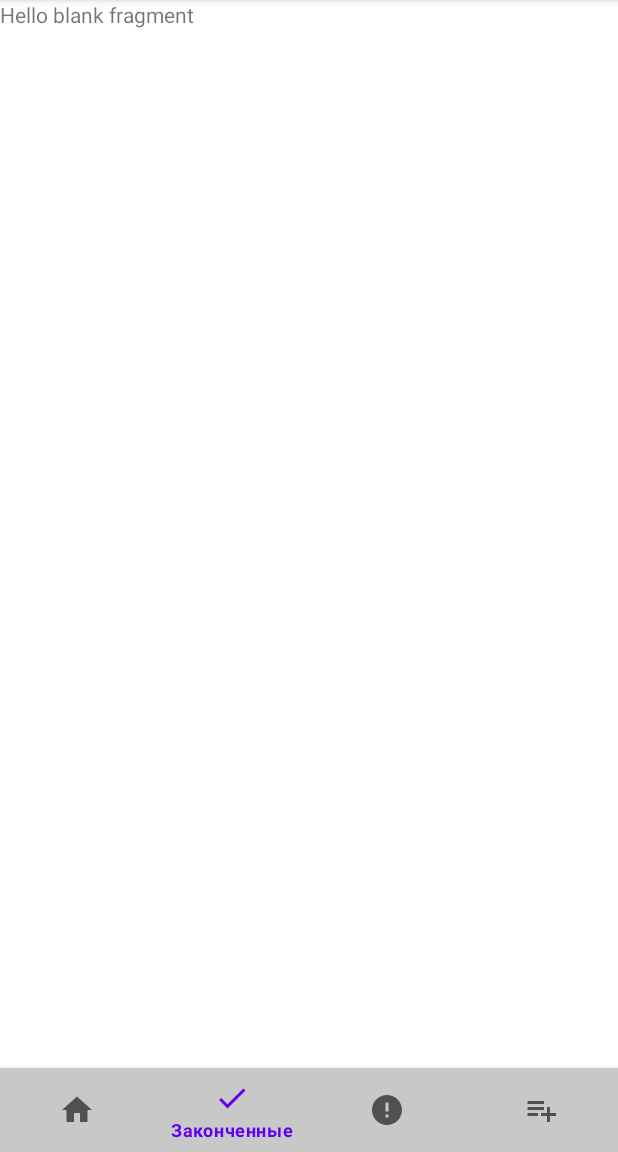
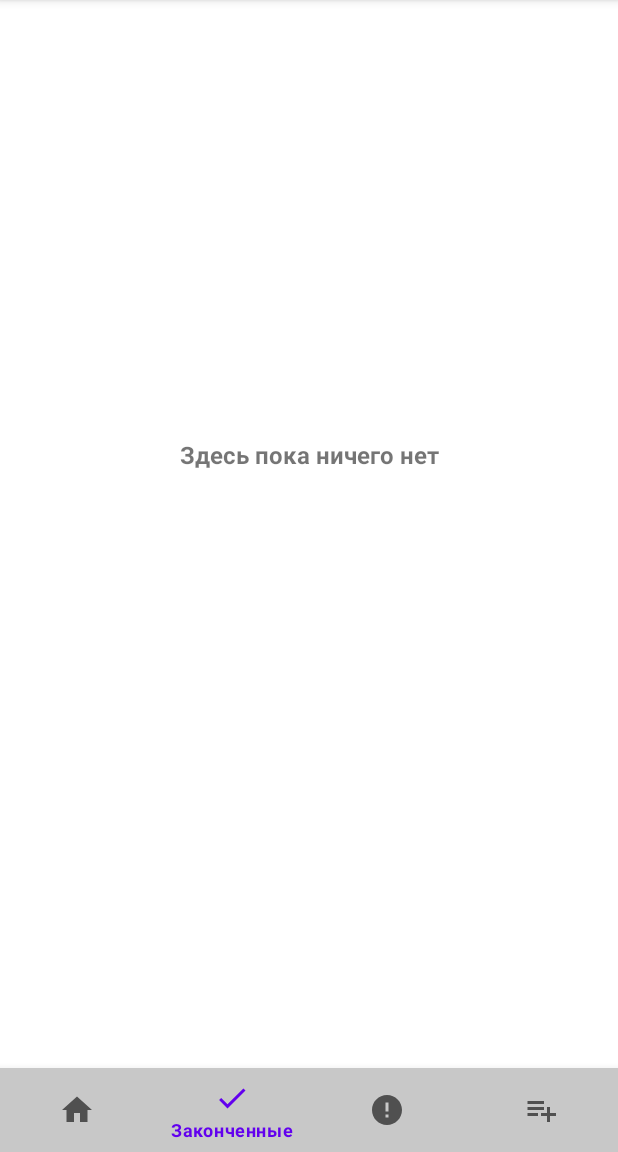
Before and after one commit to WhatuWannaDo/MyReminders, an Android app: the CompletedReminders screen opened through its navigation route, on a phone screen of 412 x 824 dp, the part 84-1236 px from its top. Run offline under Robolectric (Android 15) with nearby library versions, the phone set to English and light mode, and no system bars; our stand-ins replace Room's generated code, navigation-ui.

Commit message:
completed module added

```diff
--- /dev/null
+++ b/app/src/main/java/com/example/myreminders/MVVM/View/Completed/CompletedReminderAdapter.kt
@@ -0,0 +1,51 @@
+package com.example.myreminders.MVVM.View.Completed
+
+import android.annotation.SuppressLint
+import android.view.LayoutInflater
+import android.view.View
+import android.view.ViewGroup
+import androidx.navigation.findNavController
+import androidx.recyclerview.widget.RecyclerView
+import com.example.myreminders.MVVM.Model.CompletedReminderModel
+import com.example.myreminders.MVVM.Model.ReminderModel
+import com.example.myreminders.R
+import kotlinx.android.synthetic.main.completed_reminders_row.view.*
+import kotlinx.android.synthetic.main.fragment_completed_reminders.view.*
+
+class CompletedReminderAdapter : RecyclerView.Adapter<CompletedReminderAdapter.MyCompletedViewHolder>() {
+
+
+    private var remList = emptyList<CompletedReminderModel>()
+
+    class MyCompletedViewHolder(itemView: View): RecyclerView.ViewHolder(itemView) {}
+
+    override fun onCreateViewHolder(parent: ViewGroup, viewType: Int): MyCompletedViewHolder {
+        return MyCompletedViewHolder(LayoutInflater.from(parent.context).inflate(R.layout.completed_reminders_row, parent, false))
+    }
+
+    override fun onBindViewHolder(holder: MyCompletedViewHolder, position: Int) {
+        val list = remList[position]
+
+        holder.itemView.completedHeaderRow.setText(list.header)
+        holder.itemView.completedDateRow.setText(list.completedTime)
+
+        holder.itemView.completeIdForDelete.setText(list.id.toString())
+        holder.itemView.completeDescription.setText(list.description)
+
+        holder.itemView.completedFullConstraint.setOnClickListener {
+            val action = CompletedRemindersDirections.actionCompletedReminders2ToShowFullCompletedReminder2(list)
+            holder.itemView.findNavController().navigate(action)
+        }
+    }
+
+    override fun getItemCount(): Int {
+        return remList.size
+    }
+
+    @SuppressLint("NotifyDataSetChanged")
+    fun setData(reminder : List<CompletedReminderModel>){
+        this.remList = reminder
+        notifyDataSetChanged()
+    }
+
+}
--- a/app/src/main/java/com/example/myreminders/MVVM/View/Completed/CompletedReminders.kt
+++ b/app/src/main/java/com/example/myreminders/MVVM/View/Completed/CompletedReminders.kt
@@ -5,14 +5,25 @@ import androidx.fragment.app.Fragment
 import android.view.LayoutInflater
 import android.view.View
 import android.view.ViewGroup
+import androidx.lifecycle.Observer
 import androidx.lifecycle.ViewModelProvider
+import androidx.navigation.fragment.navArgs
+import androidx.recyclerview.widget.ItemTouchHelper
+import androidx.recyclerview.widget.LinearLayoutManager
+import androidx.recyclerview.widget.RecyclerView
+import com.example.myreminders.MVVM.Model.CompletedReminderModel
 import com.example.myreminders.MVVM.ViewModel.CompletedReminderViewModel
 import com.example.myreminders.R
+import kotlinx.android.synthetic.main.completed_reminders_row.*
+import kotlinx.android.synthetic.main.fragment_completed_reminders.*
+import kotlinx.android.synthetic.main.fragment_completed_reminders.view.*
+import kotlinx.android.synthetic.main.main_page_reminders_row.*
 
 
 class CompletedReminders : Fragment() {
 
     private lateinit var viewModel : CompletedReminderViewModel
+    private val adapter = CompletedReminderAdapter()
 
     override fun onCreateView(
         inflater: LayoutInflater, container: ViewGroup?,
@@ -23,10 +34,43 @@ class CompletedReminders : Fragment() {
 
         viewModel = ViewModelProvider(this).get(CompletedReminderViewModel::class.java)
 
+        val recycleView = view.completedRecycler
+        recycleView.adapter = adapter
+        recycleView.layoutManager = LinearLayoutManager(requireContext())
 
+
+        viewModel.getAllCompletedReminders.observe(viewLifecycleOwner, Observer {
+            adapter.setData(it)
+            if (adapter.itemCount > 0){
+                view.completedNothingHere.visibility = View.GONE
+            }
+        })
+
+        ItemTouchHelper(object : ItemTouchHelper.SimpleCallback(0, ItemTouchHelper.LEFT){
+            override fun onMove(
+                recyclerView: RecyclerView,
+                viewHolder: RecyclerView.ViewHolder,
+                target: RecyclerView.ViewHolder
+            ): Boolean {
+                return false
+            }
+
+            override fun onSwiped(viewHolder: RecyclerView.ViewHolder, direction: Int) {
+                deleteSingleDataFromDatabase()
+            }
+        }).attachToRecyclerView(view.completedRecycler)
+
+        view.completedRecycler.setOnClickListener {
+
+        }
 
         return view
     }
 
+    private fun deleteSingleDataFromDatabase(){
+        val reminder = CompletedReminderModel(Integer.parseInt(completeIdForDelete.text.toString()), "", "", "")
+        viewModel.deleteCompletedReminder(reminder)
+    }
+
 
 }
--- a/app/src/main/java/com/example/myreminders/MVVM/View/MainPage/MainPageReminders.kt
+++ b/app/src/main/java/com/example/myreminders/MVVM/View/MainPage/MainPageReminders.kt
@@ -164,6 +164,7 @@ class MainPageReminders : Fragment(), SearchView.OnQueryTextListener {
                     )
                     completedViewModel.addCompletedReminder(completedReminder)
                     deleteReminderFromDatabase()
+                    bottomSheetDialogChoice.dismiss()
                 }
 
 
--- a/app/src/main/res/layout/fragment_completed_reminders.xml
+++ b/app/src/main/res/layout/fragment_completed_reminders.xml
@@ -1,14 +1,28 @@
 <?xml version="1.0" encoding="utf-8"?>
-<FrameLayout xmlns:android="http://schemas.android.com/apk/res/android"
+<androidx.constraintlayout.widget.ConstraintLayout xmlns:android="http://schemas.android.com/apk/res/android"
+    xmlns:app="http://schemas.android.com/apk/res-auto"
     xmlns:tools="http://schemas.android.com/tools"
     android:layout_width="match_parent"
     android:layout_height="match_parent"
     tools:context=".MVVM.View.Completed.CompletedReminders">
 
-    <!-- TODO: Update blank fragment layout -->
-    <TextView
+
+    <androidx.recyclerview.widget.RecyclerView
+        android:id="@+id/completedRecycler"
         android:layout_width="match_parent"
         android:layout_height="match_parent"
-        android:text="@string/hello_blank_fragment" />
+        android:layout_marginBottom="56dp"
+        app:layout_constraintBottom_toBottomOf="parent" />
 
-</FrameLayout>
+    <TextView
+        android:id="@+id/completedNothingHere"
+        android:layout_width="wrap_content"
+        android:layout_height="wrap_content"
+        android:layout_marginTop="292dp"
+        android:text="Здесь пока ничего нет"
+        android:textSize="16sp"
+        android:textStyle="bold"
+        app:layout_constraintEnd_toEndOf="parent"
+        app:layout_constraintStart_toStartOf="parent"
+        app:layout_constraintTop_toTopOf="parent" />
+</androidx.constraintlayout.widget.ConstraintLayout>
--- a/app/src/main/res/menu/item_menu.xml
+++ b/app/src/main/res/menu/item_menu.xml
@@ -8,7 +8,7 @@
     <item
         android:title="Законченные"
         android:icon="@drawable/ic_baseline_done_24"
-        android:id="@+id/completedReminders"/>
+        android:id="@+id/completedReminders2"/>
     <item
         android:title="Просроченные"
         android:icon="@drawable/ic_baseline_error_24"
--- a/app/src/main/res/navigation/menu_nav.xml
+++ b/app/src/main/res/navigation/menu_nav.xml
@@ -17,11 +17,6 @@
             android:id="@+id/action_mainPageReminders_to_showFullReminder"
             app:destination="@id/showFullReminder" />
     </fragment>
-    <fragment
-        android:id="@+id/completedReminders"
-        android:name="com.example.myreminders.MVVM.View.Completed.CompletedReminders"
-        android:label="fragment_completed_reminders"
-        tools:layout="@layout/fragment_completed_reminders" />
     <fragment
         android:id="@+id/overdueReminders"
         android:name="com.example.myreminders.MVVM.View.Overdue.OverdueReminders"
@@ -45,4 +40,22 @@
             android:name="argsForFullReminder"
             app:argType="com.example.myreminders.MVVM.Model.ReminderModel" />
     </fragment>
+
+    <fragment
+        android:id="@+id/showFullCompletedReminder2"
+        android:name="com.example.myreminders.MVVM.View.Completed.showFullCompletedReminder"
+        android:label="showFullCompletedReminder"
+        tools:layout="@layout/fragment_show_full_completed_reminder">
+        <argument android:name="argsForFullCompleted"
+            app:argType="com.example.myreminders.MVVM.Model.CompletedReminderModel" />
+    </fragment>
+    <fragment
+        android:id="@+id/completedReminders2"
+        android:name="com.example.myreminders.MVVM.View.Completed.CompletedReminders"
+        android:label="fragment_completed_reminders"
+        tools:layout="@layout/fragment_completed_reminders" >
+        <action
+            android:id="@+id/action_completedReminders2_to_showFullCompletedReminder2"
+            app:destination="@id/showFullCompletedReminder2" />
+    </fragment>
 </navigation>
```
Also changed, not shown: app/src/main/java/com/example/myreminders/MVVM/View/Completed/showFullCompletedReminder.kt (added, +29 -0 lines), app/src/main/res/layout/completed_reminders_row.xml (added, +69 -0 lines), app/src/main/res/layout/fragment_show_full_completed_reminder.xml (added, +56 -0 lines).
